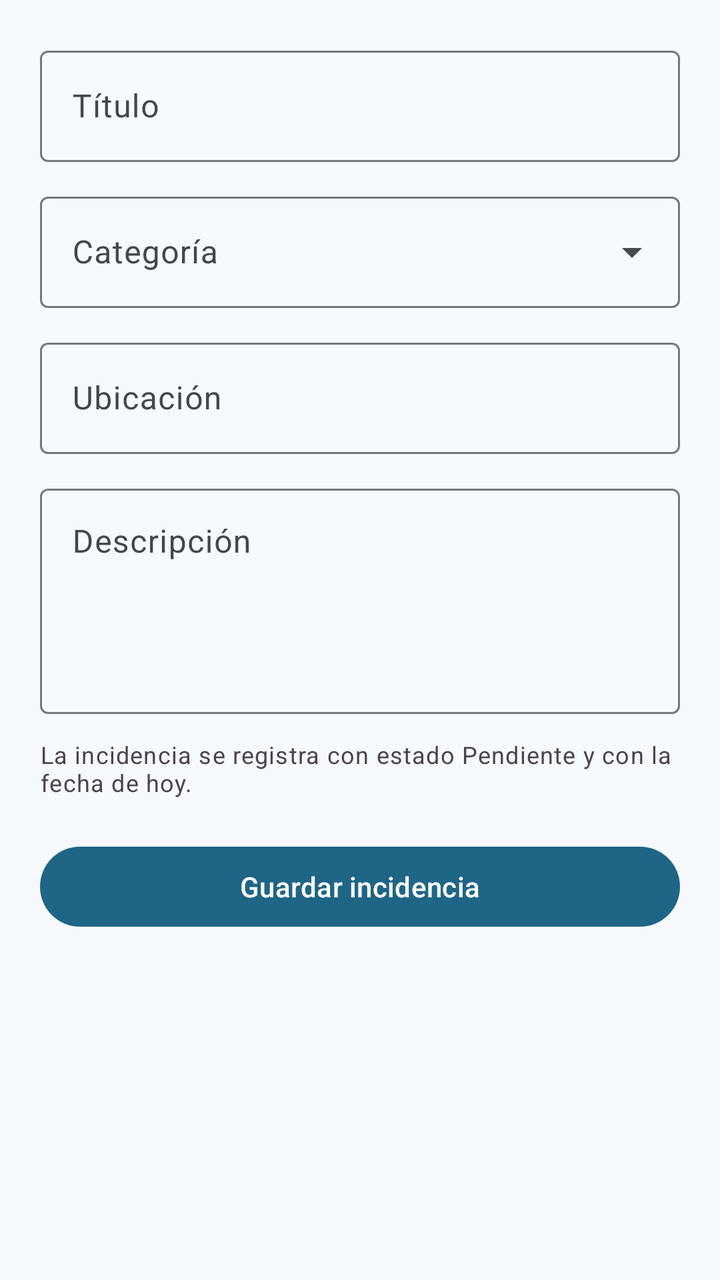
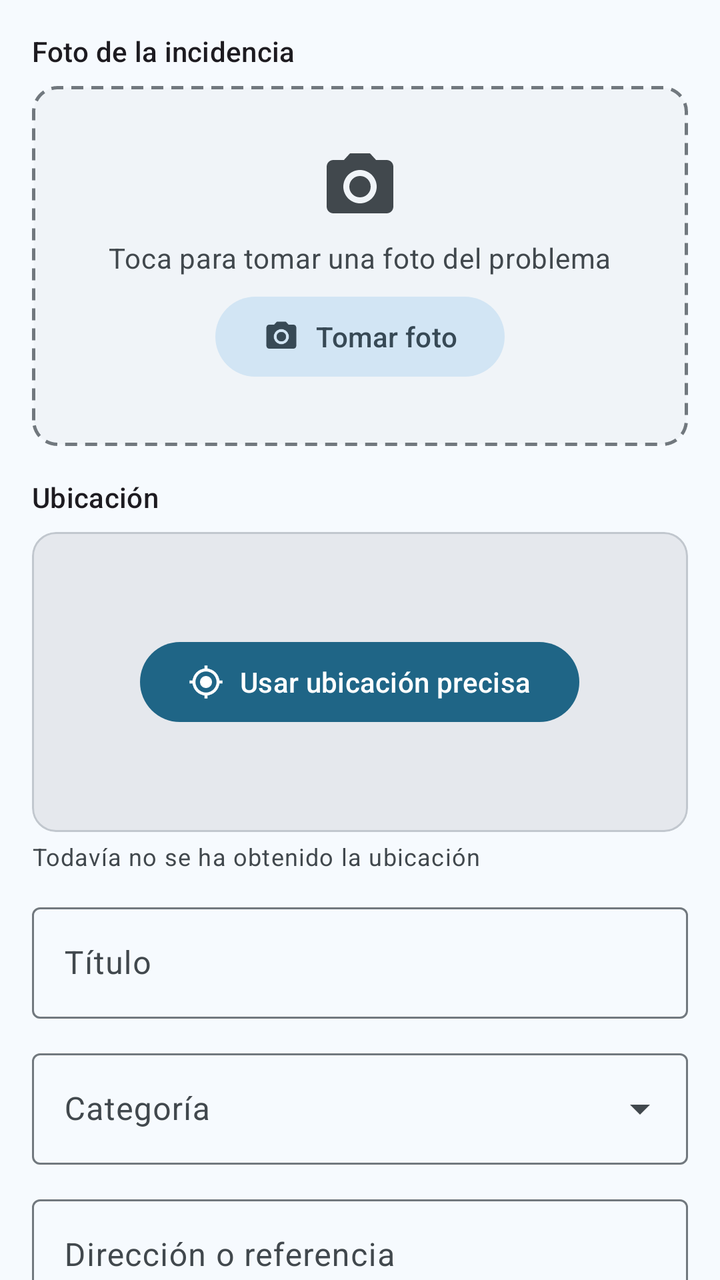

Compare the two renders of this Android layout. The source of the first and the diff that turns it into the second are given below.
<!-- AndroidManifest.xml: application theme Theme.HelloCityReport -->
<!-- res/layout/fragment_nueva_incidencia.xml -->
<?xml version="1.0" encoding="utf-8"?>
<androidx.core.widget.NestedScrollView xmlns:android="http://schemas.android.com/apk/res/android"
    android:layout_width="match_parent"
    android:layout_height="match_parent">

    <LinearLayout
        android:layout_width="match_parent"
        android:layout_height="wrap_content"
        android:orientation="vertical"
        android:padding="20dp">

        <com.google.android.material.textfield.TextInputLayout
            android:id="@+id/tilTitulo"
            style="@style/Widget.Material3.TextInputLayout.OutlinedBox"
            android:layout_width="match_parent"
            android:layout_height="wrap_content"
            android:hint="@string/hint_titulo">

            <com.google.android.material.textfield.TextInputEditText
                android:id="@+id/etTitulo"
                android:layout_width="match_parent"
                android:layout_height="wrap_content"
                android:inputType="textCapSentences" />
        </com.google.android.material.textfield.TextInputLayout>

        
        <com.google.android.material.textfield.TextInputLayout
            android:id="@+id/tilCategoria"
            style="@style/Widget.Material3.TextInputLayout.OutlinedBox.ExposedDropdownMenu"
            android:layout_width="match_parent"
            android:layout_height="wrap_content"
            android:layout_marginTop="12dp"
            android:hint="@string/hint_categoria">

            <com.google.android.material.textfield.MaterialAutoCompleteTextView
                android:id="@+id/actvCategoria"
                android:layout_width="match_parent"
                android:layout_height="wrap_content"
                android:inputType="none" />
        </com.google.android.material.textfield.TextInputLayout>

        <com.google.android.material.textfield.TextInputLayout
            android:id="@+id/tilUbicacion"
            style="@style/Widget.Material3.TextInputLayout.OutlinedBox"
            android:layout_width="match_parent"
            android:layout_height="wrap_content"
            android:layout_marginTop="12dp"
            android:hint="@string/hint_ubicacion">

            <com.google.android.material.textfield.TextInputEditText
                android:id="@+id/etUbicacion"
                android:layout_width="match_parent"
                android:layout_height="wrap_content"
                android:inputType="textCapSentences" />
        </com.google.android.material.textfield.TextInputLayout>

        <com.google.android.material.textfield.TextInputLayout
            android:id="@+id/tilDescripcion"
            style="@style/Widget.Material3.TextInputLayout.OutlinedBox"
            android:layout_width="match_parent"
            android:layout_height="wrap_content"
            android:layout_marginTop="12dp"
            android:hint="@string/hint_descripcion">

            <com.google.android.material.textfield.TextInputEditText
                android:id="@+id/etDescripcion"
                android:layout_width="match_parent"
                android:layout_height="wrap_content"
                android:gravity="top|start"
                android:inputType="textMultiLine|textCapSentences"
                android:minLines="4" />
        </com.google.android.material.textfield.TextInputLayout>

        <TextView
            android:layout_width="match_parent"
            android:layout_height="wrap_content"
            android:layout_marginTop="12dp"
            android:text="@string/nota_nueva_incidencia"
            android:textAppearance="?attr/textAppearanceBodySmall" />

        <com.google.android.material.button.MaterialButton
            android:id="@+id/btnGuardar"
            android:layout_width="match_parent"
            android:layout_height="wrap_content"
            android:layout_marginTop="20dp"
            android:text="@string/boton_guardar" />

    </LinearLayout>

</androidx.core.widget.NestedScrollView>
<!-- resources referenced by this layout -->
<resources>
  <string name="hint_ubicacion">Ubicación</string>
  <!-- unchanged entries left out for length: 41 -->
</resources>

<!-- the commit's change to res/layout/fragment_nueva_incidencia.xml (unified diff, before → after) -->
@@ -1,19 +1,198 @@
 <?xml version="1.0" encoding="utf-8"?>
 <androidx.core.widget.NestedScrollView xmlns:android="http://schemas.android.com/apk/res/android"
+    xmlns:app="http://schemas.android.com/apk/res-auto"
+    xmlns:tools="http://schemas.android.com/tools"
     android:layout_width="match_parent"
-    android:layout_height="match_parent">
+    android:layout_height="match_parent"
+    android:background="?attr/colorSurface"
+    tools:ignore="Overdraw">
 
     <LinearLayout
         android:layout_width="match_parent"
         android:layout_height="wrap_content"
         android:orientation="vertical"
-        android:padding="20dp">
-
+        android:padding="16dp">
+
+        
+        <TextView
+            android:layout_width="wrap_content"
+            android:layout_height="wrap_content"
+            android:text="@string/seccion_foto"
+            android:textAppearance="?attr/textAppearanceTitleSmall" />
+
+        <FrameLayout
+            android:layout_width="match_parent"
+            android:layout_height="180dp"
+            android:layout_marginTop="8dp">
+
+            
+            <LinearLayout
+                android:id="@+id/grupoSinFoto"
+                android:layout_width="match_parent"
+                android:layout_height="match_parent"
+                android:background="@drawable/bg_area_vacia"
+                android:clickable="true"
+                android:focusable="true"
+                android:foreground="?attr/selectableItemBackground"
+                android:gravity="center"
+                android:orientation="vertical">
+
+                <ImageView
+                    android:layout_width="40dp"
+                    android:layout_height="40dp"
+                    android:importantForAccessibility="no"
+                    android:src="@drawable/ic_camara"
+                    app:tint="?attr/colorOnSurfaceVariant" />
+
+                <TextView
+                    android:layout_width="wrap_content"
+                    android:layout_height="wrap_content"
+                    android:layout_marginTop="6dp"
+                    android:text="@string/foto_vacia"
+                    android:textAppearance="?attr/textAppearanceBodyMedium"
+                    android:textColor="?attr/colorOnSurfaceVariant" />
+
+                <com.google.android.material.button.MaterialButton
+                    android:id="@+id/btnTomarFoto"
+                    style="@style/Widget.Material3.Button.TonalButton"
+                    android:layout_width="wrap_content"
+                    android:layout_height="wrap_content"
+                    android:layout_marginTop="6dp"
+                    android:text="@string/boton_tomar_foto"
+                    app:icon="@drawable/ic_camara" />
+            </LinearLayout>
+
+            
+            <FrameLayout
+                android:id="@+id/grupoConFoto"
+                android:layout_width="match_parent"
+                android:layout_height="match_parent"
+                android:visibility="gone">
+
+                <com.google.android.material.imageview.ShapeableImageView
+                    android:id="@+id/ivFoto"
+                    android:layout_width="match_parent"
+                    android:layout_height="match_parent"
+                    android:contentDescription="@string/descripcion_foto_incidencia"
+                    android:scaleType="centerCrop"
+                    app:shapeAppearanceOverlay="@style/ShapeAppearance.CityReport.Redondeada" />
+
+                <com.google.android.material.button.MaterialButton
+                    android:id="@+id/btnQuitarFoto"
+                    style="@style/Widget.Material3.Button.IconButton.Filled.Tonal"
+                    android:layout_width="wrap_content"
+                    android:layout_height="wrap_content"
+                    android:layout_gravity="top|end"
+                    android:layout_margin="6dp"
+                    android:contentDescription="@string/descripcion_quitar_foto"
+                    app:icon="@drawable/ic_borrar" />
+
+                <com.google.android.material.button.MaterialButton
+                    android:id="@+id/btnRepetirFoto"
+                    style="@style/Widget.Material3.Button.TonalButton"
+                    android:layout_width="wrap_content"
+                    android:layout_height="wrap_content"
+                    android:layout_gravity="bottom|end"
+                    android:layout_margin="8dp"
+                    android:text="@string/boton_repetir_foto"
+                    app:icon="@drawable/ic_repetir" />
+            </FrameLayout>
+        </FrameLayout>
+
+        <TextView
+            android:id="@+id/tvErrorFoto"
+            android:layout_width="wrap_content"
+            android:layout_height="wrap_content"
+            android:layout_marginStart="16dp"
+            android:layout_marginTop="4dp"
+            android:text="@string/error_foto"
+            android:textAppearance="?attr/textAppearanceBodySmall"
+            android:textColor="?attr/colorError"
+            android:visibility="gone" />
+
+        
+        <TextView
+            android:layout_width="wrap_content"
+            android:layout_height="wrap_content"
+            android:layout_marginTop="16dp"
+            android:text="@string/seccion_ubicacion"
+            android:textAppearance="?attr/textAppearanceTitleSmall" />
+
+        <com.google.android.material.card.MaterialCardView
+            style="@style/Widget.Material3.CardView.Outlined"
+            android:layout_width="match_parent"
+            android:layout_height="150dp"
+            android:layout_marginTop="8dp">
+
+            <include
+                android:id="@+id/mapa"
+                layout="@layout/vista_mapa" />
+
+            
+            <com.google.android.material.button.MaterialButton
+                android:id="@+id/btnUbicacion"
+                android:layout_width="wrap_content"
+                android:layout_height="wrap_content"
+                android:layout_gravity="center"
+                android:text="@string/boton_usar_ubicacion"
+                app:icon="@drawable/ic_mi_ubicacion" />
+
+            
+            <LinearLayout
+                android:id="@+id/grupoBuscando"
+                android:layout_width="wrap_content"
+                android:layout_height="wrap_content"
+                android:layout_gravity="center"
+                android:gravity="center"
+                android:orientation="vertical"
+                android:visibility="gone">
+
+                <com.google.android.material.progressindicator.CircularProgressIndicator
+                    android:layout_width="wrap_content"
+                    android:layout_height="wrap_content"
+                    android:indeterminate="true" />
+
+                <TextView
+                    android:layout_width="wrap_content"
+                    android:layout_height="wrap_content"
+                    android:layout_marginTop="8dp"
+                    android:text="@string/ubicacion_buscando"
+                    android:textAppearance="?attr/textAppearanceBodyMedium" />
+            </LinearLayout>
+        </com.google.android.material.card.MaterialCardView>
+
+        <LinearLayout
+            android:layout_width="match_parent"
+            android:layout_height="wrap_content"
+            android:layout_marginTop="4dp"
+            android:gravity="center_vertical"
+            android:orientation="horizontal">
+
+            <TextView
+                android:id="@+id/tvCoordenadas"
+                android:layout_width="0dp"
+                android:layout_height="wrap_content"
+                android:layout_weight="1"
+                android:text="@string/ubicacion_pendiente"
+                android:textAppearance="?attr/textAppearanceBodySmall"
+                android:textColor="?attr/colorOnSurfaceVariant" />
+
+            <com.google.android.material.button.MaterialButton
+                android:id="@+id/btnActualizarUbicacion"
+                style="@style/Widget.Material3.Button.TextButton"
+                android:layout_width="wrap_content"
+                android:layout_height="wrap_content"
+                android:text="@string/boton_actualizar"
+                android:visibility="gone" />
+        </LinearLayout>
+
+        
         <com.google.android.material.textfield.TextInputLayout
             android:id="@+id/tilTitulo"
             style="@style/Widget.Material3.TextInputLayout.OutlinedBox"
             android:layout_width="match_parent"
             android:layout_height="wrap_content"
+            android:layout_marginTop="12dp"
             android:hint="@string/hint_titulo">
 
             <com.google.android.material.textfield.TextInputEditText
@@ -39,6 +218,7 @@
                 android:inputType="none" />
         </com.google.android.material.textfield.TextInputLayout>
 
+        
         <com.google.android.material.textfield.TextInputLayout
             android:id="@+id/tilUbicacion"
             style="@style/Widget.Material3.TextInputLayout.OutlinedBox"
@@ -51,7 +231,7 @@
                 android:id="@+id/etUbicacion"
                 android:layout_width="match_parent"
                 android:layout_height="wrap_content"
-                android:inputType="textCapSentences" />
+                android:inputType="textCapSentences|textPostalAddress" />
         </com.google.android.material.textfield.TextInputLayout>
 
         <com.google.android.material.textfield.TextInputLayout
@@ -68,7 +248,7 @@
                 android:layout_height="wrap_content"
                 android:gravity="top|start"
                 android:inputType="textMultiLine|textCapSentences"
-                android:minLines="4" />
+                android:minLines="3" />
         </com.google.android.material.textfield.TextInputLayout>
 
         <TextView
@@ -82,9 +262,60 @@
             android:id="@+id/btnGuardar"
             android:layout_width="match_parent"
             android:layout_height="wrap_content"
-            android:layout_marginTop="20dp"
+            android:layout_marginTop="16dp"
             android:text="@string/boton_guardar" />
 
     </LinearLayout>
 
 </androidx.core.widget.NestedScrollView>
+<!-- res/layout/vista_mapa.xml (included above) -->
+<?xml version="1.0" encoding="utf-8"?>
+<FrameLayout xmlns:android="http://schemas.android.com/apk/res/android"
+    xmlns:app="http://schemas.android.com/apk/res-auto"
+    xmlns:tools="http://schemas.android.com/tools"
+    android:layout_width="match_parent"
+    android:layout_height="match_parent"
+    tools:ignore="MergeRootFrame">
+
+    <ImageView
+        android:id="@+id/ivMapa"
+        android:layout_width="match_parent"
+        android:layout_height="match_parent"
+        android:background="?attr/colorSurfaceContainerHigh"
+        android:contentDescription="@string/descripcion_mapa"
+        android:scaleType="centerCrop" />
+
+    <View
+        android:id="@+id/vPrecision"
+        android:layout_width="48dp"
+        android:layout_height="48dp"
+        android:layout_gravity="center"
+        android:background="@drawable/bg_circulo_precision"
+        android:visibility="gone" />
+
+    
+    <ImageView
+        android:id="@+id/ivPin"
+        android:layout_width="40dp"
+        android:layout_height="40dp"
+        android:layout_gravity="center"
+        android:importantForAccessibility="no"
+        android:src="@drawable/ic_ubicacion"
+        android:translationY="-18dp"
+        android:visibility="gone"
+        app:tint="?attr/colorPrimary" />
+
+    <TextView
+        android:id="@+id/tvAtribucion"
+        android:layout_width="wrap_content"
+        android:layout_height="wrap_content"
+        android:layout_gravity="bottom|end"
+        android:background="@drawable/bg_atribucion"
+        android:paddingHorizontal="6dp"
+        android:paddingVertical="1dp"
+        android:text="@string/atribucion_mapa"
+        android:textColor="#FF333333"
+        android:textSize="11sp"
+        android:visibility="gone" />
+
+</FrameLayout>
<!-- resource entries referenced after the edit -->
@@ -1,6 +1,107 @@
 <!-- resources referenced by this layout -->
 <resources>
-  <string name="hint_ubicacion">Ubicación</string>
+  <!-- drawable bg_area_vacia (drawable) -->
+  <?xml version="1.0" encoding="utf-8"?>
+  <shape xmlns:android="http://schemas.android.com/apk/res/android"
+      android:shape="rectangle">
+      <solid android:color="?attr/colorSurfaceContainerLow" />
+      <stroke
+          android:width="1.5dp"
+          android:color="?attr/colorOutline"
+          android:dashWidth="6dp"
+          android:dashGap="4dp" />
+      <corners android:radius="12dp" />
+  </shape>
+  <!-- drawable bg_atribucion (drawable) -->
+  <?xml version="1.0" encoding="utf-8"?>
+  <shape xmlns:android="http://schemas.android.com/apk/res/android"
+      android:shape="rectangle">
+      <solid android:color="#B3FFFFFF" />
+      <corners android:topLeftRadius="6dp" />
+  </shape>
+  <!-- drawable bg_circulo_precision (drawable) -->
+  <?xml version="1.0" encoding="utf-8"?>
+  <shape xmlns:android="http://schemas.android.com/apk/res/android"
+      android:shape="oval">
+      <solid android:color="#33156082" />
+      <stroke
+          android:width="1.5dp"
+          android:color="#99156082" />
+  </shape>
+  <!-- drawable ic_borrar (drawable) -->
+  <?xml version="1.0" encoding="utf-8"?>
+  <vector xmlns:android="http://schemas.android.com/apk/res/android"
+      android:width="24dp"
+      android:height="24dp"
+      android:viewportWidth="24"
+      android:viewportHeight="24">
+      <path
+          android:fillColor="#FF000000"
+          android:pathData="M6,19c0,1.1 0.9,2 2,2h8c1.1,0 2,-0.9 2,-2V7H6v12zM19,4h-3.5l-1,-1h-5l-1,1H5v2h14V4z" />
+  </vector>
+  <!-- drawable ic_camara (drawable) -->
+  <?xml version="1.0" encoding="utf-8"?>
+  <vector xmlns:android="http://schemas.android.com/apk/res/android"
+      android:width="24dp"
+      android:height="24dp"
+      android:viewportWidth="24"
+      android:viewportHeight="24">
+      <path
+          android:fillColor="#FF000000"
+          android:pathData="M12,12m-3.2,0a3.2,3.2 0,1 1,6.4 0a3.2,3.2 0,1 1,-6.4 0M9,2L7.17,4H4c-1.1,0 -2,0.9 -2,2v12c0,1.1 0.9,2 2,2h16c1.1,0 2,-0.9 2,-2V6c0,-1.1 -0.9,-2 -2,-2h-3.17L15,2H9zM12,17c-2.76,0 -5,-2.24 -5,-5s2.24,-5 5,-5 5,2.24 5,5 -2.24,5 -5,5z" />
+  </vector>
+  <!-- drawable ic_mi_ubicacion (drawable) -->
+  <?xml version="1.0" encoding="utf-8"?>
+  <vector xmlns:android="http://schemas.android.com/apk/res/android"
+      android:width="24dp"
+      android:height="24dp"
+      android:viewportWidth="24"
+      android:viewportHeight="24">
+      <path
+          android:fillColor="#FF000000"
+          android:pathData="M12,8c-2.21,0 -4,1.79 -4,4s1.79,4 4,4 4,-1.79 4,-4 -1.79,-4 -4,-4zM20.94,11c-0.46,-4.17 -3.77,-7.48 -7.94,-7.94V1h-2v2.06C6.83,3.52 3.52,6.83 3.06,11H1v2h2.06c0.46,4.17 3.77,7.48 7.94,7.94V23h2v-2.06c4.17,-0.46 7.48,-3.77 7.94,-7.94H23v-2h-2.06zM12,19c-3.87,0 -7,-3.13 -7,-7s3.13,-7 7,-7 7,3.13 7,7 -3.13,7 -7,7z" />
+  </vector>
+  <!-- drawable ic_repetir (drawable) -->
+  <?xml version="1.0" encoding="utf-8"?>
+  <vector xmlns:android="http://schemas.android.com/apk/res/android"
+      android:width="24dp"
+      android:height="24dp"
+      android:viewportWidth="24"
+      android:viewportHeight="24">
+      <path
+          android:fillColor="#FF000000"
+          android:pathData="M17.65,6.35C16.2,4.9 14.21,4 12,4c-4.42,0 -7.99,3.58 -7.99,8s3.57,8 7.99,8c3.73,0 6.84,-2.55 7.73,-6h-2.08c-0.82,2.33 -3.04,4 -5.65,4 -3.31,0 -6,-2.69 -6,-6s2.69,-6 6,-6c1.66,0 3.14,0.69 4.22,1.78L13,11h7V4l-2.35,2.35z" />
+  </vector>
+  <!-- drawable ic_ubicacion (drawable) -->
+  <?xml version="1.0" encoding="utf-8"?>
+  <vector xmlns:android="http://schemas.android.com/apk/res/android"
+      android:width="24dp"
+      android:height="24dp"
+      android:viewportWidth="24"
+      android:viewportHeight="24">
+      <path
+          android:fillColor="#FF000000"
+          android:pathData="M12,2C8.13,2 5,5.13 5,9c0,5.25 7,13 7,13s7,-7.75 7,-13c0,-3.87 -3.13,-7 -7,-7zM12,11.5c-1.38,0 -2.5,-1.12 -2.5,-2.5s1.12,-2.5 2.5,-2.5 2.5,1.12 2.5,2.5 -1.12,2.5 -2.5,2.5z" />
+  </vector>
+  <string name="atribucion_mapa">© OpenFreeMap © OpenMapTiles © OpenStreetMap</string>
+  <string name="boton_actualizar">Actualizar</string>
+  <string name="boton_repetir_foto">Repetir</string>
+  <string name="boton_tomar_foto">Tomar foto</string>
+  <string name="boton_usar_ubicacion">Usar ubicación precisa</string>
+  <string name="descripcion_foto_incidencia">Foto de la incidencia</string>
+  <string name="descripcion_mapa">Mapa con la ubicación de la incidencia</string>
+  <string name="descripcion_quitar_foto">Quitar foto</string>
+  <string name="error_foto">Agrega una foto de la incidencia</string>
+  <string name="foto_vacia">Toca para tomar una foto del problema</string>
+  <string name="hint_ubicacion">Dirección o referencia</string>
+  <string name="seccion_foto">Foto de la incidencia</string>
+  <string name="seccion_ubicacion">Ubicación</string>
+  <string name="ubicacion_buscando">Obteniendo ubicación…</string>
+  <string name="ubicacion_pendiente">Todavía no se ha obtenido la ubicación</string>
+  <style name="ShapeAppearance.CityReport.Redondeada" parent="">
+          <item name="cornerFamily">rounded</item>
+          <item name="cornerSize">12dp</item>
+      </style>
   <!-- unchanged entries left out for length: 41 -->
 </resources>
 
